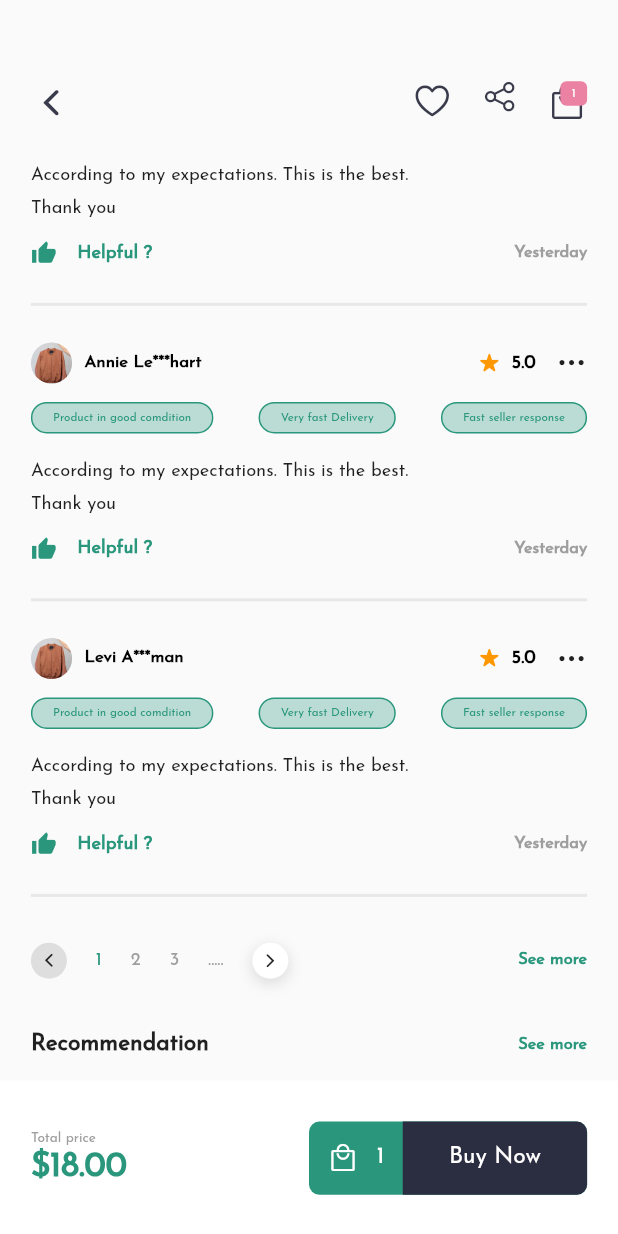
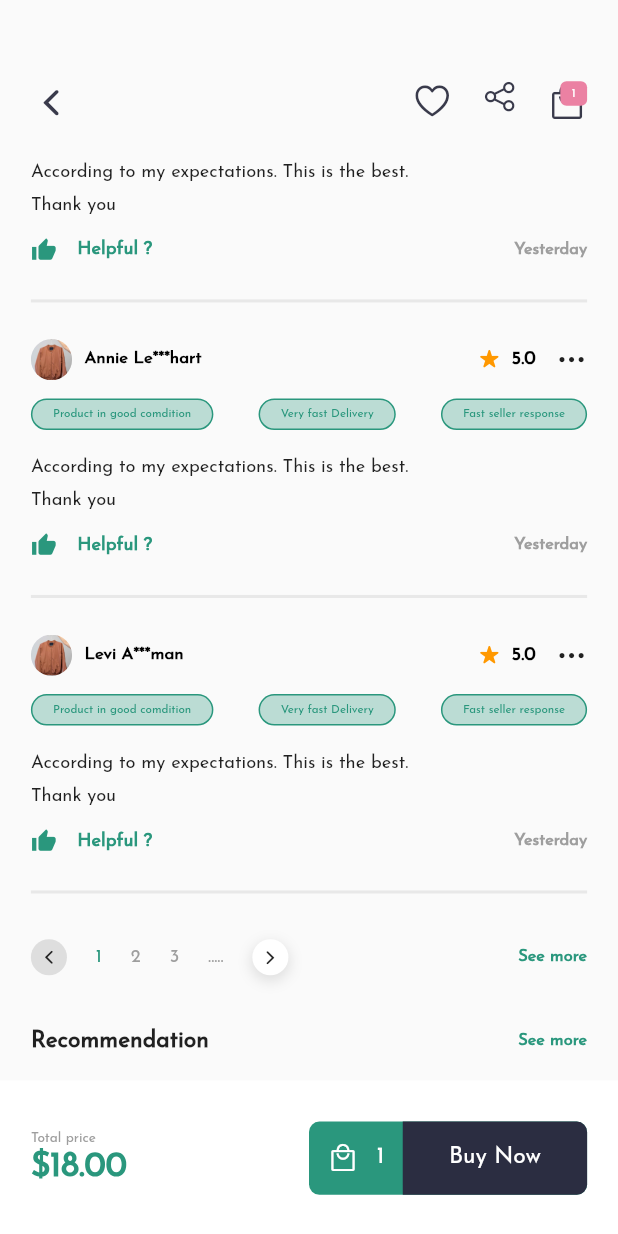
Before and after one commit to kannel-outis/e_commerce_ui, a Flutter app: the ItemInfoPage screen opened directly, scrolled down 1728 dp, on a phone screen of 412 x 824 dp. Run offline on Flutter 3.47's test engine with Material 2 defaults, Android fonts, the light colour scheme and no system bars; our stand-ins replace flutter_screenutil, sliver_tools; project files that could hold a hidden picture were left out.

Commit message:
midas touch

```diff
--- a/lib/item_info_page.dart
+++ b/lib/item_info_page.dart
@@ -170,10 +170,10 @@ class _ItemInfoPageState extends State<ItemInfoPage>
                                 decoration: BoxDecoration(
                                   color: Colors.white,
                                   borderRadius: BorderRadius.circular(8.w),
-                                  border: Border.all(
-                                    width: 1.2,
-                                    color: Colors.white,
-                                  ),
+                                  // border: Border.all(
+                                  //   width: 1.2,
+                                  //   color: Colors.white,
+                                  // ),
                                   image: DecorationImage(
                                     image: AssetImage(
                                       "${"${path.split(".").first}_e$i"}.jpg",
@@ -527,8 +527,8 @@ class _ItemInfoPageState extends State<ItemInfoPage>
                                         // alignment: Alignment.bottomRight,
                                         children: [
                                           Container(
-                                            height: 130.w,
-                                            width: 130.w,
+                                            height: 125.w,
+                                            width: 125.w,
                                             decoration: BoxDecoration(
                                               borderRadius:
                                                   BorderRadius.circular(200.w),
--- a/lib/widgets/rating_board.dart
+++ b/lib/widgets/rating_board.dart
@@ -47,7 +47,7 @@ class RatingBoard extends StatelessWidget {
                               ),
                             ),
                             Text(
-                              "   / 5.0",
+                              "  / 5.0",
                               style: TextStyle(
                                 height: 3.h,
                                 fontSize: 18.sp,
```
